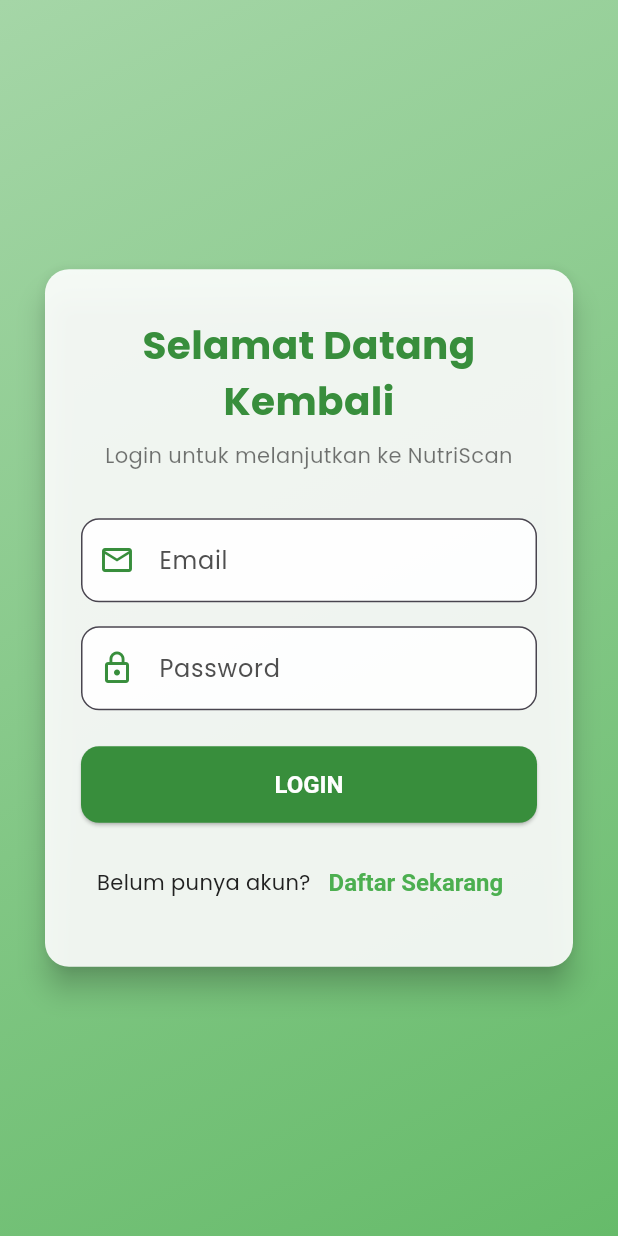
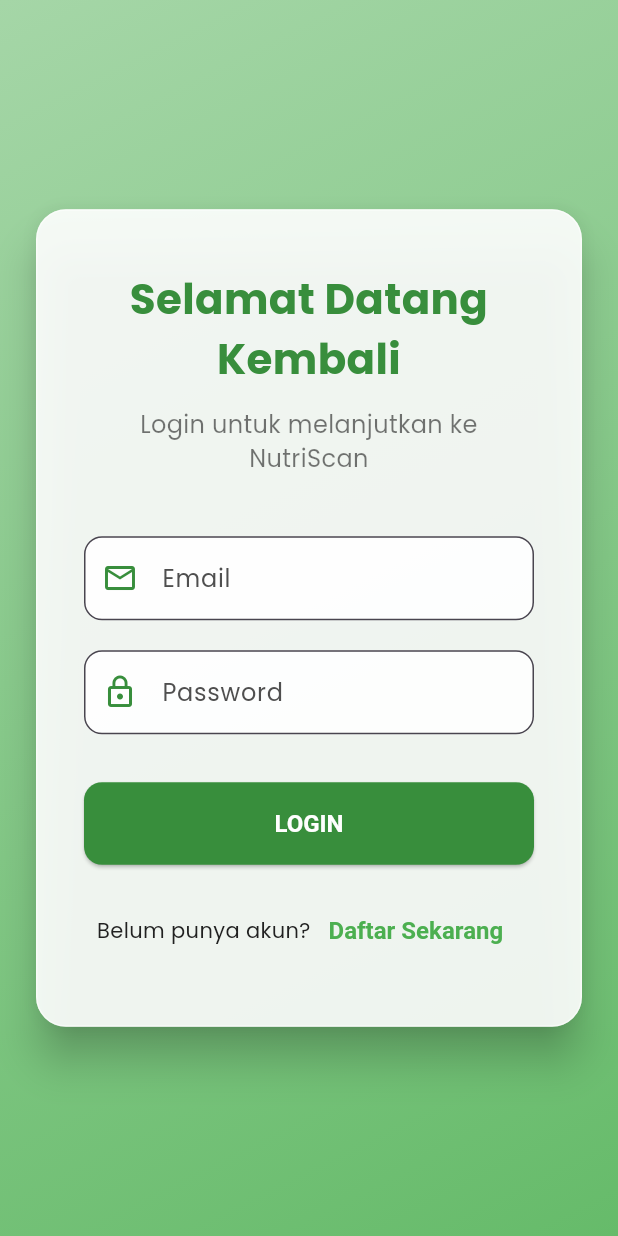
Before and after one commit to Kelompok-a/Nutrisi_Scan, a Flutter app: the screen it shows after launch, on a phone screen of 412 x 824 dp. Run offline on Flutter 3.47's test engine with Material 3 defaults, Android fonts, the phone set to English and light mode, and no system bars; our stand-ins replace flutter_secure_storage, google_fonts.

Commit message:
fix login dan hme

```diff
--- a/lib/screens/login_page.dart
+++ b/lib/screens/login_page.dart
@@ -1,7 +1,7 @@
 import 'package:flutter/material.dart';
 import 'package:provider/provider.dart';
 import '../providers/auth_provider.dart';
-import '../widgets/auth_background.dart'; // Import widget background baru
+import '../widgets/auth_background.dart';
 import './main_screen.dart';
 import './register_page.dart';
 
@@ -16,9 +16,23 @@
   final _formKey = GlobalKey<FormState>();
   final _emailController = TextEditingController();
   final _passwordController = TextEditingController();
+  final _emailFocusNode = FocusNode();
+  final _passwordFocusNode = FocusNode();
   bool _isLoading = false;
 
+  @override
+  void dispose() {
+    _emailController.dispose();
+    _passwordController.dispose();
+    _emailFocusNode.dispose();
+    _passwordFocusNode.dispose();
+    super.dispose();
+  }
+
   Future<void> _login() async {
+    // Pindahkan fokus dari text field untuk menyembunyikan keyboard
+    FocusScope.of(context).unfocus();
+
     if (_formKey.currentState!.validate()) {
       setState(() {
         _isLoading = true;
@@ -54,7 +68,6 @@
 
   @override
   Widget build(BuildContext context) {
-    // Tema warna hijau
     final Color primaryColor = Colors.green.shade700;
     final Color accentColor = Colors.green.shade500;
 
@@ -65,33 +78,36 @@
           mainAxisSize: MainAxisSize.min,
           crossAxisAlignment: CrossAxisAlignment.stretch,
           children: [
-            // Header Form
             Text(
               'Selamat Datang Kembali',
               textAlign: TextAlign.center,
               style: TextStyle(
-                fontSize: 26,
+                fontSize: 28, // Sedikit lebih besar
                 fontWeight: FontWeight.bold,
                 color: primaryColor,
               ),
             ),
-            const SizedBox(height: 8),
+            const SizedBox(height: 12),
             const Text(
               'Login untuk melanjutkan ke NutriScan',
               textAlign: TextAlign.center,
-              style: TextStyle(color: Colors.black54),
+              style: TextStyle(color: Colors.black54, fontSize: 16),
             ),
-            const SizedBox(height: 32),
+            const SizedBox(height: 40),
 
-            // Form Email
             TextFormField(
               controller: _emailController,
+              focusNode: _emailFocusNode,
               decoration: InputDecoration(
                 labelText: 'Email',
                 prefixIcon: Icon(Icons.email_outlined, color: primaryColor),
                 border: OutlineInputBorder(borderRadius: BorderRadius.circular(12)),
               ),
               keyboardType: TextInputType.emailAddress,
+              textInputAction: TextInputAction.next, // Pindah ke field berikutnya saat enter
+              onFieldSubmitted: (_) {
+                FocusScope.of(context).requestFocus(_passwordFocusNode);
+              },
               validator: (value) {
                 if (value == null || value.isEmpty || !value.contains('@')) {
                   return 'Masukkan email yang valid';
@@ -99,17 +115,20 @@
                 return null;
               },
             ),
-            const SizedBox(height: 16),
+            const SizedBox(height: 20),
 
-            // Form Password
+            // PERBAIKAN: Fungsionalitas "Enter to Login"
             TextFormField(
               controller: _passwordController,
+              focusNode: _passwordFocusNode,
               decoration: InputDecoration(
                 labelText: 'Password',
                 prefixIcon: Icon(Icons.lock_outline, color: primaryColor),
                 border: OutlineInputBorder(borderRadius: BorderRadius.circular(12)),
               ),
               obscureText: true,
+              textInputAction: TextInputAction.done, // Tombol "Done" di keyboard
+              onFieldSubmitted: (_) => _login(), // Panggil fungsi login saat enter
               validator: (value) {
                 if (value == null || value.isEmpty) {
                   return 'Password tidak boleh kosong';
@@ -117,9 +136,8 @@
                 return null;
               },
             ),
-            const SizedBox(height: 24),
+            const SizedBox(height: 32),
 
-            // Tombol Login
             _isLoading
                 ? const Center(child: CircularProgressIndicator())
                 : ElevatedButton(
@@ -127,16 +145,15 @@
                     style: ElevatedButton.styleFrom(
                       backgroundColor: primaryColor,
                       foregroundColor: Colors.white,
-                      padding: const EdgeInsets.symmetric(vertical: 16),
+                      padding: const EdgeInsets.symmetric(vertical: 18), // Tombol lebih tinggi
                       shape: RoundedRectangleBorder(
                         borderRadius: BorderRadius.circular(12),
                       ),
                     ),
-                    child: const Text('LOGIN', style: TextStyle(fontWeight: FontWeight.bold)),
+                    child: const Text('LOGIN', style: TextStyle(fontWeight: FontWeight.bold, fontSize: 16)),
                   ),
-            const SizedBox(height: 16),
+            const SizedBox(height: 20),
 
-            // Link ke Halaman Registrasi
             Row(
               mainAxisAlignment: MainAxisAlignment.center,
               children: [
--- a/lib/widgets/auth_background.dart
+++ b/lib/widgets/auth_background.dart
@@ -15,7 +15,7 @@
     return Scaffold(
       body: Stack(
         children: [
-          // Latar Belakang Gradien Hijau (Pengganti Gambar)
+          // Latar Belakang Gradien Hijau
           Container(
             width: screenSize.width,
             height: screenSize.height,
@@ -31,55 +31,30 @@
             ),
           ),
 
-          // Layout Responsif
-          LayoutBuilder(
-            builder: (context, constraints) {
-              if (constraints.maxWidth > 800) {
-                // Tampilan Web/Desktop (Split-Screen)
-                return Center(
-                  child: ConstrainedBox(
-                    constraints: const BoxConstraints(maxWidth: 1200),
-                    child: Row(
-                      children: [
-                        const Expanded(
-                          flex: 3,
-                          child: SizedBox(), // Sisi kiri kosong, hanya background
-                        ),
-                        Expanded(
-                          flex: 2,
-                          child: Center(child: _buildFormCard(context)),
-                        ),
-                      ],
-                    ),
+          // PERBAIKAN: Menggunakan Center untuk memastikan posisi tengah
+          Center(
+            child: SingleChildScrollView(
+              padding: const EdgeInsets.all(16.0),
+              child: ConstrainedBox(
+                // PERBAIKAN: Box dibuat lebih besar (extended)
+                constraints: const BoxConstraints(maxWidth: 500),
+                child: Card(
+                  elevation: 12,
+                  shape: RoundedRectangleBorder(
+                    borderRadius: BorderRadius.circular(20), // Sudut lebih bulat
+                    side: BorderSide(color: Colors.white.withOpacity(0.5), width: 1),
                   ),
-                );
-              } else {
-                // Tampilan Mobile (Vertikal)
-                return Center(
-                  child: SingleChildScrollView(
-                    child: _buildFormCard(context),
+                  child: Padding(
+                    // Padding di dalam card juga disesuaikan
+                    padding: const EdgeInsets.symmetric(horizontal: 32, vertical: 40),
+                    child: child,
                   ),
-                );
-              }
-            },
+                ),
+              ),
+            ),
           ),
         ],
       ),
     );
   }
-
-  Widget _buildFormCard(BuildContext context) {
-    return ConstrainedBox(
-      constraints: const BoxConstraints(maxWidth: 400),
-      child: Card(
-        elevation: 8,
-        shape: RoundedRectangleBorder(borderRadius: BorderRadius.circular(16)),
-        margin: const EdgeInsets.all(24),
-        child: Padding(
-          padding: const EdgeInsets.symmetric(horizontal: 24, vertical: 32),
-          child: child, // Di sini form login/register akan ditampilkan
-        ),
-      ),
-    );
-  }
 }
```
